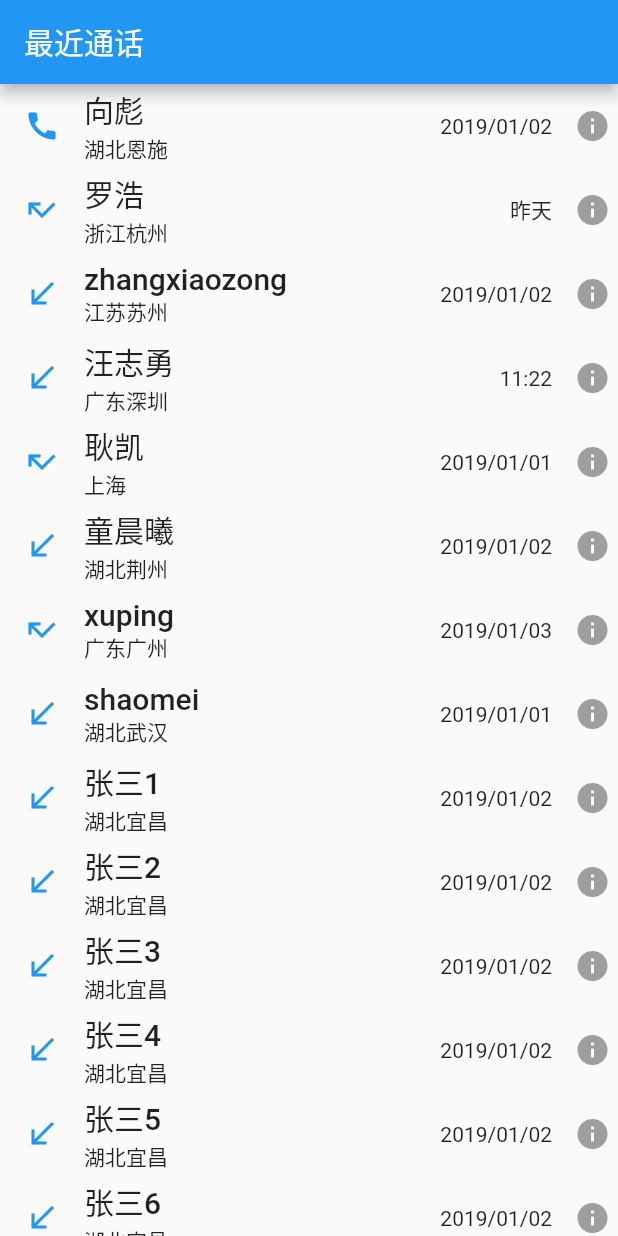
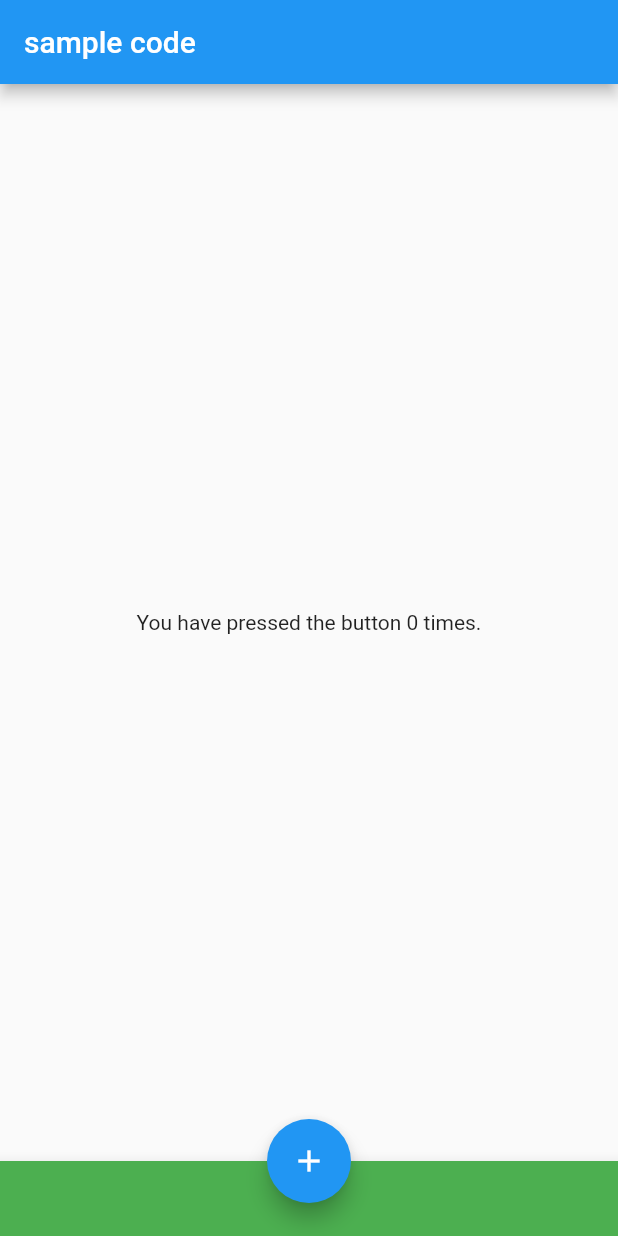
Before and after one commit to wholeGale/helloflutter, a Flutter app: the screen it shows after launch, on a phone screen of 412 x 824 dp. Run offline on Flutter 3.47's test engine with Material 2 defaults, Android fonts, the phone set to English and light mode, and no system bars.

Commit message:
Scaffld pratice

```diff
--- a/lib/main.dart
+++ b/lib/main.dart
@@ -1,19 +1,7 @@
 import 'dart:math';
 
 import 'package:flutter/material.dart';
-import 'package:second_flutter_app/widgets/CallListView.dart';
-import 'package:second_flutter_app/widgets/CallType.dart';
-import 'package:second_flutter_app/widgets/MessageFormWidget.dart';
-import 'package:second_flutter_app/widgets/RollingButtonWidget.dart';
-import 'package:second_flutter_app/widgets/TelephoneCall.dart';
-import 'package:second_flutter_app/widgets/TestButtonWidget.dart';
-import 'package:second_flutter_app/widgets/TestColumnWidget.dart';
-import 'package:second_flutter_app/widgets/TestContainerWidget.dart';
-import 'package:second_flutter_app/widgets/TestImageWidget.dart';
-import 'package:second_flutter_app/widgets/TestRowWidget.dart';
-import 'package:second_flutter_app/widgets/TestStackWidget.dart';
-import 'package:second_flutter_app/widgets/TestTextWidget.dart';
-import 'package:second_flutter_app/widgets/TitleSection.dart';
+import 'package:second_flutter_app/sample/MyStatefulWidget.dart';
 
 void main(){
   runApp(MyApp());
@@ -21,34 +9,13 @@ void main(){
 class MyApp extends StatelessWidget{
   @override
   Widget build(BuildContext context) {
-    final telephoneCalls = [
-      TelephoneCall(CallType.call,'向彪', '湖北恩施', '2019/01/02'),
-      TelephoneCall(CallType.call_missed,'罗浩', '浙江杭州', '昨天'),
-      TelephoneCall(CallType.call_received,'zhangxiaozong', '江苏苏州', '2019/01/02'),
-      TelephoneCall(CallType.call_received,'汪志勇', '广东深圳', '11:22'),
-      TelephoneCall(CallType.call_missed,'耿凯', '上海', '2019/01/01'),
-      TelephoneCall(CallType.call_received,'童晨曦', '湖北荆州', '2019/01/02'),
-      TelephoneCall(CallType.call_missed,'xuping', '广东广州', '2019/01/03'),
-      TelephoneCall(CallType.call_received,'shaomei', '湖北武汉', '2019/01/01'),
-      TelephoneCall(CallType.call_received,'张三1', '湖北宜昌', '2019/01/02'),
-      TelephoneCall(CallType.call_received,'张三2', '湖北宜昌', '2019/01/02'),
-      TelephoneCall(CallType.call_received,'张三3', '湖北宜昌', '2019/01/02'),
-      TelephoneCall(CallType.call_received,'张三4', '湖北宜昌', '2019/01/02'),
-      TelephoneCall(CallType.call_received,'张三5', '湖北宜昌', '2019/01/02'),
-      TelephoneCall(CallType.call_received,'张三6', '湖北宜昌', '2019/01/02'),
-      TelephoneCall(CallType.call_received,'张三7', '湖北宜昌', '2019/01/02'),
-      TelephoneCall(CallType.call_received,'张三8', '湖北宜昌', '2019/01/02'),
-      TelephoneCall(CallType.call_received,'张三9', '湖北宜昌', '2019/01/02')
-    ];
 
     return MaterialApp(
-      title: 'ListView demo',
-      home: Scaffold(
-        appBar: AppBar(
-          title: Text('最近通话'),
-        ),
-        body: CallListView(telephoneCalls,(index) => debugPrint('item $index clicked')),
+      title: 'Flutter Code Sample for material.Scaffold',
+      theme: ThemeData(
+        primarySwatch: Colors.blue,
       ),
+      home: MyStatefulWidget(),
     );
   }
 
--- /dev/null
+++ b/lib/sample/MyStatefulWidget.dart
@@ -0,0 +1,46 @@
+import 'package:flutter/material.dart';
+
+/**
+ * @Author: xiangzhenbiao
+ * @Date: 2019-01-03 20:34
+ * @Description:
+ */
+class MyStatefulWidget extends StatefulWidget{
+
+  MyStatefulWidget({Key key}) : super(key: key);
+
+  @override
+  _MyStatefulWidgetState createState() {
+    return _MyStatefulWidgetState();
+  }
+
+}
+
+class _MyStatefulWidgetState extends State<StatefulWidget>{
+  int _count = 0;
+
+  @override
+  Widget build(BuildContext context) {
+
+    return Scaffold(
+      appBar: AppBar(title: Text('sample code')),
+      body: Center(
+        child: Text('You have pressed the button $_count times.'),
+      ),
+      bottomNavigationBar: BottomAppBar(
+        child: Container(
+          height: 50.0,
+          color: Colors.green,
+        ),
+      ),
+      floatingActionButton: FloatingActionButton(
+        onPressed: () => setState((){
+          _count++;
+        }),
+        tooltip: 'Increment Counter',
+        child: Icon(Icons.add),
+      ),
+      floatingActionButtonLocation: FloatingActionButtonLocation.centerDocked,
+    );
+  }
+}
```
